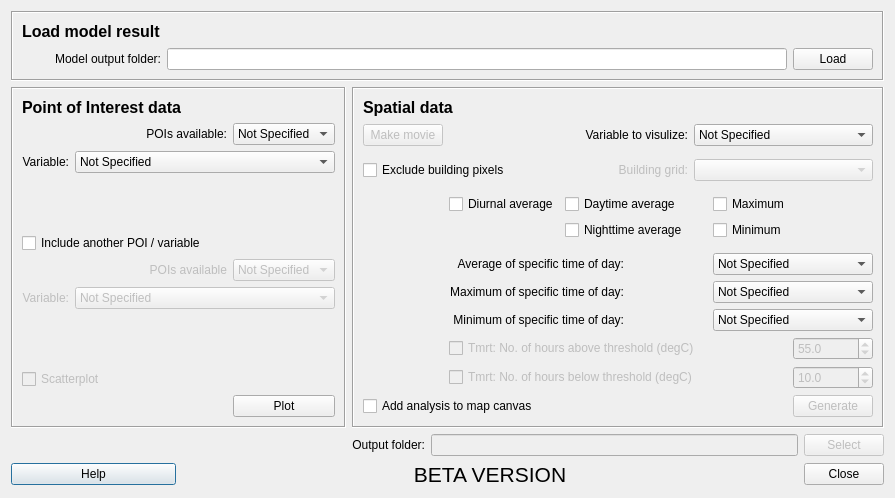
Above: SolweigAnalyzer/solweig_analyzer_dialog_base.ui from UMEP-dev/UMEP before the change. Below: the same form after it.
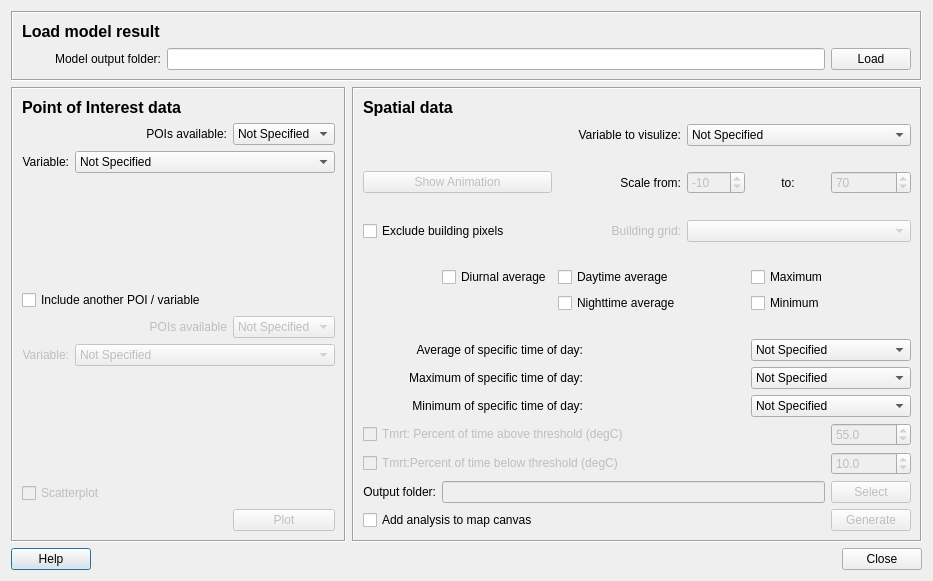
That is the form after the change.

Commit message: 0.2.7 : Issue #12 fixed. Animation included in SOLWEIGAnalyzer.

Patch:
```diff
--- a/SolweigAnalyzer/solweig_analyzer_dialog_base.ui
+++ b/SolweigAnalyzer/solweig_analyzer_dialog_base.ui
@@ -6,20 +6,39 @@
    <rect>
     <x>0</x>
     <y>0</y>
-    <width>815</width>
-    <height>498</height>
+    <width>856</width>
+    <height>581</height>
    </rect>
   </property>
   <property name="windowTitle">
    <string>SOLWEIG Ananlyzer</string>
   </property>
   <layout class="QGridLayout" name="gridLayout_3">
-   <item row="2" column="3">
-    <widget class="QLineEdit" name="textOutput">
-     <property name="enabled">
-      <bool>false</bool>
+   <item row="4" column="1">
+    <spacer name="horizontalSpacer_7">
+     <property name="orientation">
+      <enum>Qt::Horizontal</enum>
      </property>
-    </widget>
+     <property name="sizeHint" stdset="0">
+      <size>
+       <width>40</width>
+       <height>20</height>
+      </size>
+     </property>
+    </spacer>
+   </item>
+   <item row="4" column="2">
+    <spacer name="horizontalSpacer_4">
+     <property name="orientation">
+      <enum>Qt::Horizontal</enum>
+     </property>
+     <property name="sizeHint" stdset="0">
+      <size>
+       <width>40</width>
+       <height>20</height>
+      </size>
+     </property>
+    </spacer>
    </item>
    <item row="4" column="0">
     <widget class="QPushButton" name="pushButtonHelp">
@@ -28,23 +47,13 @@
      </property>
     </widget>
    </item>
-   <item row="4" column="4">
+   <item row="4" column="3">
     <widget class="QPushButton" name="pushButtonClose">
      <property name="text">
       <string>Close</string>
      </property>
     </widget>
    </item>
-   <item row="2" column="4">
-    <widget class="QPushButton" name="pushButtonSave">
-     <property name="enabled">
-      <bool>false</bool>
-     </property>
-     <property name="text">
-      <string>Select</string>
-     </property>
-    </widget>
-   </item>
    <item row="1" column="0" colspan="2">
     <widget class="QFrame" name="frame_5">
      <property name="enabled">
@@ -319,7 +328,10 @@
        </widget>
       </item>
       <item row="12" column="2">
-       <widget class="QPushButton" name="pushButton">
+       <widget class="QPushButton" name="runButtonPlot">
+        <property name="enabled">
+         <bool>false</bool>
+        </property>
         <property name="text">
          <string>Plot</string>
         </property>
@@ -443,7 +455,63 @@
      <zorder>pushButton</zorder>
     </widget>
    </item>
-   <item row="1" column="2" colspan="3">
+   <item row="0" column="0" colspan="4">
+    <widget class="QFrame" name="frame_8">
+     <property name="frameShape">
+      <enum>QFrame::Box</enum>
+     </property>
+     <property name="frameShadow">
+      <enum>QFrame::Sunken</enum>
+     </property>
+     <layout class="QGridLayout" name="gridLayout">
+      <item row="0" column="0">
+       <widget class="QLabel" name="label_32">
+        <property name="text">
+         <string>&lt;!DOCTYPE HTML PUBLIC &quot;-//W3C//DTD HTML 4.0//EN&quot; &quot;http://www.w3.org/TR/REC-html40/strict.dtd&quot;&gt;
+&lt;html&gt;&lt;head&gt;&lt;meta name=&quot;qrichtext&quot; content=&quot;1&quot; /&gt;&lt;style type=&quot;text/css&quot;&gt;
+p, li { white-space: pre-wrap; }
+&lt;/style&gt;&lt;/head&gt;&lt;body style=&quot; font-family:'MS Shell Dlg 2'; font-size:8pt; font-weight:400; font-style:normal;&quot;&gt;
+&lt;p style=&quot; margin-top:0px; margin-bottom:0px; margin-left:0px; margin-right:0px; -qt-block-indent:0; text-indent:0px;&quot;&gt;&lt;span style=&quot; font-size:12pt; font-weight:600;&quot;&gt;Load model result&lt;/span&gt;&lt;/p&gt;&lt;/body&gt;&lt;/html&gt;</string>
+        </property>
+       </widget>
+      </item>
+      <item row="1" column="0">
+       <widget class="QLabel" name="label_5">
+        <property name="text">
+         <string>Model output folder:</string>
+        </property>
+        <property name="alignment">
+         <set>Qt::AlignRight|Qt::AlignTrailing|Qt::AlignVCenter</set>
+        </property>
+       </widget>
+      </item>
+      <item row="1" column="2">
+       <widget class="QPushButton" name="pushButtonModelFolder">
+        <property name="text">
+         <string>Load</string>
+        </property>
+       </widget>
+      </item>
+      <item row="1" column="1">
+       <widget class="QLineEdit" name="textModelFolder"/>
+      </item>
+      <item row="0" column="1">
+       <spacer name="horizontalSpacer_3">
+        <property name="orientation">
+         <enum>Qt::Horizontal</enum>
+        </property>
+        <property name="sizeHint" stdset="0">
+         <size>
+          <width>40</width>
+          <height>20</height>
+         </size>
+        </property>
+       </spacer>
+      </item>
+     </layout>
+    </widget>
+   </item>
+   <item row="1" column="2" colspan="2">
     <widget class="QFrame" name="frame_7">
      <property name="frameShape">
       <enum>QFrame::Box</enum>
@@ -452,7 +520,7 @@
       <enum>QFrame::Sunken</enum>
      </property>
      <layout class="QGridLayout" name="gridLayout_2">
-      <item row="13" column="7">
+      <item row="17" column="8">
        <widget class="QPushButton" name="runButtonSpatial">
         <property name="enabled">
          <bool>false</bool>
@@ -465,7 +533,7 @@
         </property>
        </widget>
       </item>
-      <item row="3" column="0" colspan="2">
+      <item row="6" column="0" colspan="2">
        <widget class="QCheckBox" name="checkboxExcludeBuildings">
         <property name="enabled">
          <bool>true</bool>
@@ -475,7 +543,7 @@
         </property>
        </widget>
       </item>
-      <item row="3" column="2" colspan="2">
+      <item row="6" column="2" colspan="3">
        <widget class="QLabel" name="label_16">
         <property name="enabled">
          <bool>false</bool>
@@ -488,21 +556,21 @@
         </property>
        </widget>
       </item>
-      <item row="6" column="5" colspan="2">
+      <item row="9" column="6" colspan="2">
        <widget class="QCheckBox" name="checkboxMin">
         <property name="text">
          <string>Minimum</string>
         </property>
        </widget>
       </item>
-      <item row="5" column="1">
+      <item row="8" column="1">
        <widget class="QCheckBox" name="checkboxMean">
         <property name="text">
          <string>Diurnal average</string>
         </property>
        </widget>
       </item>
-      <item row="11" column="5">
+      <item row="14" column="6">
        <spacer name="verticalSpacer_2">
         <property name="orientation">
          <enum>Qt::Vertical</enum>
@@ -515,7 +583,7 @@
         </property>
        </spacer>
       </item>
-      <item row="10" column="5" colspan="3">
+      <item row="13" column="6" colspan="3">
        <widget class="QComboBox" name="comboBoxSpecificMin">
         <item>
          <property name="text">
@@ -524,7 +592,7 @@
         </item>
        </widget>
       </item>
-      <item row="13" column="5">
+      <item row="17" column="6">
        <spacer name="verticalSpacer">
         <property name="orientation">
          <enum>Qt::Vertical</enum>
@@ -537,14 +605,14 @@
         </property>
        </spacer>
       </item>
-      <item row="5" column="2" colspan="2">
+      <item row="8" column="2" colspan="3">
        <widget class="QCheckBox" name="checkboxDayMean">
         <property name="text">
          <string>Daytime average</string>
         </property>
        </widget>
       </item>
-      <item row="13" column="0" colspan="3">
+      <item row="17" column="0" colspan="3">
        <widget class="QCheckBox" name="checkBoxIntoCanvas">
         <property name="enabled">
          <bool>true</bool>
@@ -554,7 +622,7 @@
         </property>
        </widget>
       </item>
-      <item row="12" column="7">
+      <item row="15" column="8">
        <widget class="QDoubleSpinBox" name="doubleSpinBoxTmrtLowRisk">
         <property name="enabled">
          <bool>false</bool>
@@ -567,17 +635,7 @@
         </property>
        </widget>
       </item>
-      <item row="12" column="1" colspan="4">
-       <widget class="QCheckBox" name="checkboxTmrtLowRisk">
-        <property name="enabled">
-         <bool>false</bool>
-        </property>
-        <property name="text">
-         <string>Tmrt: No. of hours below threshold (degC)</string>
-        </property>
-       </widget>
-      </item>
-      <item row="9" column="0" colspan="3">
+      <item row="12" column="0" colspan="3">
        <widget class="QLabel" name="label_37">
         <property name="enabled">
          <bool>true</bool>
@@ -593,34 +651,14 @@
         </property>
        </widget>
       </item>
-      <item row="11" column="1" colspan="4">
-       <widget class="QCheckBox" name="checkboxTmrtHighRisk">
-        <property name="enabled">
-         <bool>false</bool>
-        </property>
-        <property name="text">
-         <string>Tmrt: No. of hours above threshold (degC)</string>
-        </property>
-       </widget>
-      </item>
-      <item row="5" column="5" colspan="3">
+      <item row="8" column="6" colspan="3">
        <widget class="QCheckBox" name="checkboxMax">
         <property name="text">
          <string>Maximum</string>
         </property>
        </widget>
       </item>
-      <item row="1" column="0">
-       <widget class="QPushButton" name="pushButton_2">
-        <property name="enabled">
-         <bool>false</bool>
-        </property>
-        <property name="text">
-         <string>Make movie</string>
-        </property>
-       </widget>
-      </item>
-      <item row="1" column="1" colspan="3">
+      <item row="1" column="1" colspan="4">
        <widget class="QLabel" name="label_35">
         <property name="enabled">
          <bool>true</bool>
@@ -636,7 +674,7 @@
         </property>
        </widget>
       </item>
-      <item row="10" column="0" colspan="3">
+      <item row="13" column="0" colspan="3">
        <widget class="QLabel" name="label_38">
         <property name="enabled">
          <bool>true</bool>
@@ -652,7 +690,7 @@
         </property>
        </widget>
       </item>
-      <item row="11" column="7">
+      <item row="14" column="8">
        <widget class="QDoubleSpinBox" name="doubleSpinBoxTmrtHighRisk">
         <property name="enabled">
          <bool>false</bool>
@@ -665,7 +703,7 @@
         </property>
        </widget>
       </item>
-      <item row="6" column="2" colspan="2">
+      <item row="9" column="2" colspan="3">
        <widget class="QCheckBox" name="checkboxNightMean">
         <property name="text">
          <string>Nighttime average</string>
@@ -683,7 +721,7 @@
         </property>
        </widget>
       </item>
-      <item row="7" column="5">
+      <item row="10" column="6">
        <spacer name="verticalSpacer_5">
         <property name="orientation">
          <enum>Qt::Vertical</enum>
@@ -696,7 +734,7 @@
         </property>
        </spacer>
       </item>
-      <item row="0" column="7">
+      <item row="0" column="8">
        <spacer name="horizontalSpacer">
         <property name="orientation">
          <enum>Qt::Horizontal</enum>
@@ -709,7 +747,7 @@
         </property>
        </spacer>
       </item>
-      <item row="9" column="5" colspan="3">
+      <item row="12" column="6" colspan="3">
        <widget class="QComboBox" name="comboBoxSpecificMax">
         <item>
          <property name="text">
@@ -718,7 +756,7 @@
         </item>
        </widget>
       </item>
-      <item row="13" column="6">
+      <item row="17" column="7">
        <spacer name="horizontalSpacer_6">
         <property name="orientation">
          <enum>Qt::Horizontal</enum>
@@ -731,7 +769,7 @@
         </property>
        </spacer>
       </item>
-      <item row="8" column="0" colspan="3">
+      <item row="11" column="0" colspan="3">
        <widget class="QLabel" name="label_36">
         <property name="enabled">
          <bool>true</bool>
@@ -747,7 +785,7 @@
         </property>
        </widget>
       </item>
-      <item row="8" column="5" colspan="3">
+      <item row="11" column="6" colspan="3">
        <widget class="QComboBox" name="comboBoxSpecificMean">
         <item>
          <property name="text">
@@ -756,7 +794,7 @@
         </item>
        </widget>
       </item>
-      <item row="5" column="0">
+      <item row="8" column="0">
        <spacer name="horizontalSpacer_5">
         <property name="orientation">
          <enum>Qt::Horizontal</enum>
@@ -769,7 +807,7 @@
         </property>
        </spacer>
       </item>
-      <item row="1" column="4" colspan="4">
+      <item row="1" column="5" colspan="4">
        <widget class="QComboBox" name="comboBoxSpatialVariables">
         <property name="enabled">
          <bool>true</bool>
@@ -797,7 +835,7 @@
         </property>
        </spacer>
       </item>
-      <item row="3" column="4" colspan="4">
+      <item row="6" column="5" colspan="4">
        <widget class="QComboBox" name="comboBox_buildings">
         <property name="enabled">
          <bool>false</bool>
@@ -810,7 +848,7 @@
         </property>
        </widget>
       </item>
-      <item row="4" column="2">
+      <item row="7" column="2">
        <spacer name="verticalSpacer_6">
         <property name="orientation">
          <enum>Qt::Vertical</enum>
@@ -823,101 +861,131 @@
         </property>
        </spacer>
       </item>
-     </layout>
-    </widget>
-   </item>
-   <item row="0" column="0" colspan="5">
-    <widget class="QFrame" name="frame_8">
-     <property name="frameShape">
-      <enum>QFrame::Box</enum>
-     </property>
-     <property name="frameShadow">
-      <enum>QFrame::Sunken</enum>
-     </property>
-     <layout class="QGridLayout" name="gridLayout">
-      <item row="0" column="0">
-       <widget class="QLabel" name="label_32">
+      <item row="4" column="8">
+       <widget class="QSpinBox" name="spinBoxMovieMax">
+        <property name="enabled">
+         <bool>false</bool>
+        </property>
+        <property name="minimum">
+         <number>-1200</number>
+        </property>
+        <property name="maximum">
+         <number>1200</number>
+        </property>
+        <property name="value">
+         <number>70</number>
+        </property>
+       </widget>
+      </item>
+      <item row="16" column="1" colspan="7">
+       <widget class="QLineEdit" name="textOutput">
+        <property name="enabled">
+         <bool>false</bool>
+        </property>
+       </widget>
+      </item>
+      <item row="4" column="4">
+       <widget class="QLabel" name="label">
         <property name="text">
-         <string>&lt;!DOCTYPE HTML PUBLIC &quot;-//W3C//DTD HTML 4.0//EN&quot; &quot;http://www.w3.org/TR/REC-html40/strict.dtd&quot;&gt;
-&lt;html&gt;&lt;head&gt;&lt;meta name=&quot;qrichtext&quot; content=&quot;1&quot; /&gt;&lt;style type=&quot;text/css&quot;&gt;
-p, li { white-space: pre-wrap; }
-&lt;/style&gt;&lt;/head&gt;&lt;body style=&quot; font-family:'MS Shell Dlg 2'; font-size:8pt; font-weight:400; font-style:normal;&quot;&gt;
-&lt;p style=&quot; margin-top:0px; margin-bottom:0px; margin-left:0px; margin-right:0px; -qt-block-indent:0; text-indent:0px;&quot;&gt;&lt;span style=&quot; font-size:12pt; font-weight:600;&quot;&gt;Load model result&lt;/span&gt;&lt;/p&gt;&lt;/body&gt;&lt;/html&gt;</string>
+         <string>Scale from:</string>
         </property>
+        <property name="alignment">
+         <set>Qt::AlignRight|Qt::AlignTrailing|Qt::AlignVCenter</set>
+        </property>
        </widget>
       </item>
-      <item row="1" column="0">
-       <widget class="QLabel" name="label_5">
+      <item row="15" column="0" colspan="6">
+       <widget class="QCheckBox" name="checkboxTmrtLowRisk">
+        <property name="enabled">
+         <bool>false</bool>
+        </property>
         <property name="text">
-         <string>Model output folder:</string>
+         <string>Tmrt:Percent of time below threshold (degC)</string>
         </property>
+       </widget>
+      </item>
+      <item row="16" column="0">
+       <widget class="QLabel" name="label_4">
+        <property name="text">
+         <string>Output folder:</string>
+        </property>
         <property name="alignment">
          <set>Qt::AlignRight|Qt::AlignTrailing|Qt::AlignVCenter</set>
         </property>
        </widget>
       </item>
-      <item row="1" column="2">
-       <widget class="QPushButton" name="pushButtonModelFolder">
+      <item row="14" column="0" colspan="6">
+       <widget class="QCheckBox" name="checkboxTmrtHighRisk">
+        <property name="enabled">
+         <bool>false</bool>
+        </property>
         <property name="text">
-         <string>Load</string>
+         <string>Tmrt: Percent of time above threshold (degC)</string>
         </property>
        </widget>
       </item>
-      <item row="1" column="1">
-       <widget class="QLineEdit" name="textModelFolder"/>
+      <item row="16" column="8">
+       <widget class="QPushButton" name="pushButtonSave">
+        <property name="enabled">
+         <bool>false</bool>
+        </property>
+        <property name="text">
+         <string>Select</string>
+        </property>
+       </widget>
       </item>
-      <item row="0" column="1">
-       <spacer name="horizontalSpacer_3">
+      <item row="4" column="6" colspan="2">
+       <widget class="QLabel" name="label_2">
+        <property name="text">
+         <string>to:</string>
+        </property>
+        <property name="alignment">
+         <set>Qt::AlignCenter</set>
+        </property>
+       </widget>
+      </item>
+      <item row="4" column="5">
+       <widget class="QSpinBox" name="spinBoxMovieMin">
+        <property name="enabled">
+         <bool>false</bool>
+        </property>
+        <property name="minimum">
+         <number>-1000</number>
+        </property>
+        <property name="maximum">
+         <number>1200</number>
+        </property>
+        <property name="value">
+         <number>-10</number>
+        </property>
+       </widget>
+      </item>
+      <item row="5" column="4">
+       <spacer name="verticalSpacer_8">
         <property name="orientation">
-         <enum>Qt::Horizontal</enum>
+         <enum>Qt::Vertical</enum>
         </property>
         <property name="sizeHint" stdset="0">
          <size>
-          <width>40</width>
-          <height>20</height>
+          <width>20</width>
+          <height>40</height>
          </size>
         </property>
        </spacer>
       </item>
+      <item row="4" column="0" colspan="2">
+       <widget class="QPushButton" name="runButtonMovie">
+        <property name="enabled">
+         <bool>false</bool>
+        </property>
+        <property name="text">
+         <string>Show Animation</string>
+        </property>
+       </widget>
+      </item>
      </layout>
     </widget>
    </item>
-   <item row="2" column="2">
-    <widget class="QLabel" name="label_4">
-     <property name="text">
-      <string>Output folder:</string>
-     </property>
-     <property name="alignment">
-      <set>Qt::AlignRight|Qt::AlignTrailing|Qt::AlignVCenter</set>
-     </property>
-    </widget>
-   </item>
-   <item row="4" column="1" colspan="3">
-    <widget class="QLabel" name="label_42">
-     <property name="enabled">
-      <bool>true</bool>
-     </property>
-     <property name="font">
-      <font>
-       <pointsize>16</pointsize>
-       <weight>50</weight>
-       <bold>false</bold>
-      </font>
-     </property>
-     <property name="text">
-      <string> BETA VERSION</string>
-     </property>
-     <property name="textFormat">
-      <enum>Qt::RichText</enum>
-     </property>
-     <property name="alignment">
-      <set>Qt::AlignCenter</set>
-     </property>
-     <property name="buddy">
-      <cstring></cstring>
-     </property>
-    </widget>
-   </item>
   </layout>
  </widget>
  <resources/>
```
Left out of the diff: 22 changed lines with no effect on the pictures. The commit also changes 32 other files.
